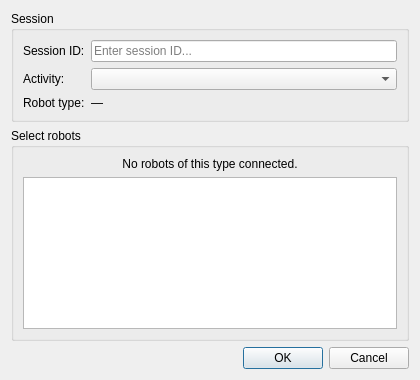
The window that src/gui/ui/session_setup_dialog.ui (techandpeople/SoftEdIBO) describes before a commit, drawn with Qt 5.
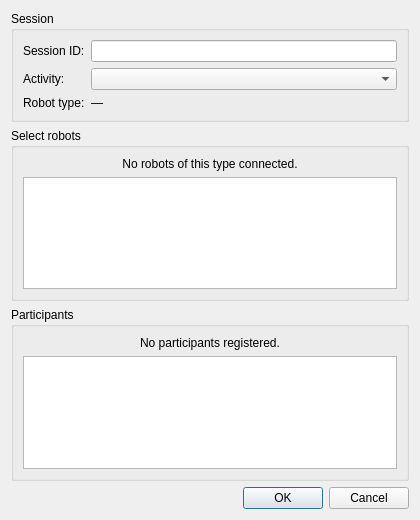
The same window after the commit.

The edit to the form file:
```diff
--- a/src/gui/ui/session_setup_dialog.ui
+++ b/src/gui/ui/session_setup_dialog.ui
@@ -3,7 +3,7 @@
  <class>SessionSetupDialog</class>
  <widget class="QDialog" name="SessionSetupDialog">
   <property name="geometry">
-   <rect><x>0</x><y>0</y><width>420</width><height>380</height></rect>
+   <rect><x>0</x><y>0</y><width>420</width><height>520</height></rect>
   </property>
   <property name="windowTitle"><string>New Session</string></property>
   <layout class="QVBoxLayout" name="verticalLayout">
@@ -18,7 +18,7 @@
       </item>
       <item row="0" column="1">
        <widget class="QLineEdit" name="session_id_input">
-        <property name="placeholderText"><string>Enter session ID...</string></property>
+        <property name="readOnly"><bool>true</bool></property>
        </widget>
       </item>
       <item row="1" column="0">
@@ -63,6 +63,23 @@
      </layout>
     </widget>
    </item>
+   <item>
+    <widget class="QGroupBox" name="participants_group">
+     <property name="title"><string>Participants</string></property>
+     <layout class="QVBoxLayout" name="participants_layout">
+      <item>
+       <widget class="QLabel" name="no_participants_label">
+        <property name="text"><string>No participants registered.</string></property>
+        <property name="alignment"><set>Qt::AlignCenter</set></property>
+        <property name="visible"><bool>false</bool></property>
+       </widget>
+      </item>
+      <item>
+       <widget class="QListWidget" name="participants_list"/>
+      </item>
+     </layout>
+    </widget>
+   </item>
    <item>
     <widget class="QDialogButtonBox" name="button_box">
      <property name="standardButtons">
```
